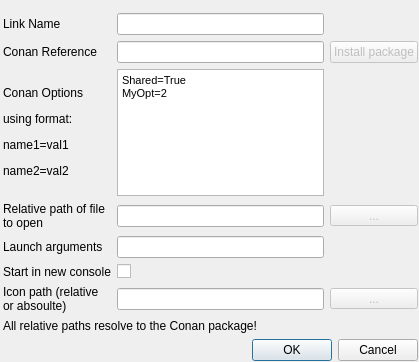
Above: src/conan_app_launcher/ui/modules/app_grid/common/app_edit.ui from goszpeti/conan_explorer before the change. Below: the same form after it.
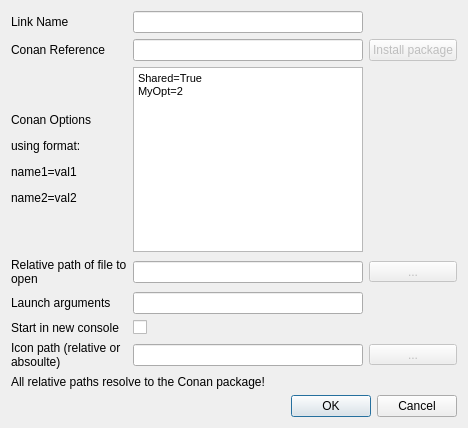
That is the form after the change. Custom widgets are drawn as their Qt base class.

Commit message:
Dynamic resizing of app grid and edit dialog (#98)
* Dynamic resizing of app grid and edit dialog
* Fix removing and adding link issues

The edit to the form file:
```diff
--- a/src/conan_app_launcher/ui/modules/app_grid/common/app_edit.ui
+++ b/src/conan_app_launcher/ui/modules/app_grid/common/app_edit.ui
@@ -6,37 +6,25 @@
    <rect>
     <x>0</x>
     <y>0</y>
-    <width>419</width>
-    <height>362</height>
+    <width>468</width>
+    <height>428</height>
    </rect>
   </property>
+  <property name="sizePolicy">
+   <sizepolicy hsizetype="MinimumExpanding" vsizetype="MinimumExpanding">
+    <horstretch>1</horstretch>
+    <verstretch>1</verstretch>
+   </sizepolicy>
+  </property>
   <property name="windowTitle">
    <string>Edit App Link</string>
   </property>
   <property name="modal">
    <bool>true</bool>
   </property>
-  <widget class="QWidget" name="verticalLayoutWidget">
-   <property name="geometry">
-    <rect>
-     <x>0</x>
-     <y>10</y>
-     <width>421</width>
-     <height>351</height>
-    </rect>
-   </property>
-   <layout class="QVBoxLayout" name="vertical_layout">
-    <property name="leftMargin">
-     <number>3</number>
-    </property>
-    <property name="topMargin">
-     <number>3</number>
-    </property>
-    <property name="rightMargin">
-     <number>3</number>
-    </property>
+  <layout class="QVBoxLayout" name="verticalLayout">
     <item>
-     <layout class="QGridLayout" name="gridLayout">
+    <layout class="QGridLayout" name="edit_grid" rowstretch="1,1,0,0,0,0,0" columnstretch="0,1,0">
       <item row="2" column="1">
        <widget class="QTextEdit" name="conan_opts_text_edit">
         <property name="sizePolicy">
@@ -149,7 +137,7 @@
       <item row="1" column="0">
        <widget class="QLabel" name="conan_ref_label">
         <property name="sizePolicy">
-         <sizepolicy hsizetype="Preferred" vsizetype="Expanding">
+        <sizepolicy hsizetype="Preferred" vsizetype="Preferred">
           <horstretch>0</horstretch>
           <verstretch>0</verstretch>
          </sizepolicy>
@@ -211,7 +199,7 @@
      </layout>
     </item>
     <item>
-     <widget class="QLabel" name="label">
+    <widget class="QLabel" name="note_label">
       <property name="text">
        <string>All relative paths resolve to the Conan package!</string>
       </property>
@@ -219,6 +207,12 @@
     </item>
     <item>
      <widget class="QDialogButtonBox" name="button_box">
+     <property name="sizePolicy">
+      <sizepolicy hsizetype="Expanding" vsizetype="Fixed">
+       <horstretch>1</horstretch>
+       <verstretch>1</verstretch>
+      </sizepolicy>
+     </property>
       <property name="orientation">
        <enum>Qt::Horizontal</enum>
       </property>
@@ -228,7 +222,6 @@
      </widget>
     </item>
    </layout>
-  </widget>
  </widget>
  <customwidgets>
   <customwidget>
```
Lines whose indentation alone changed are shown as unchanged. The commit also changes 6 other files.
